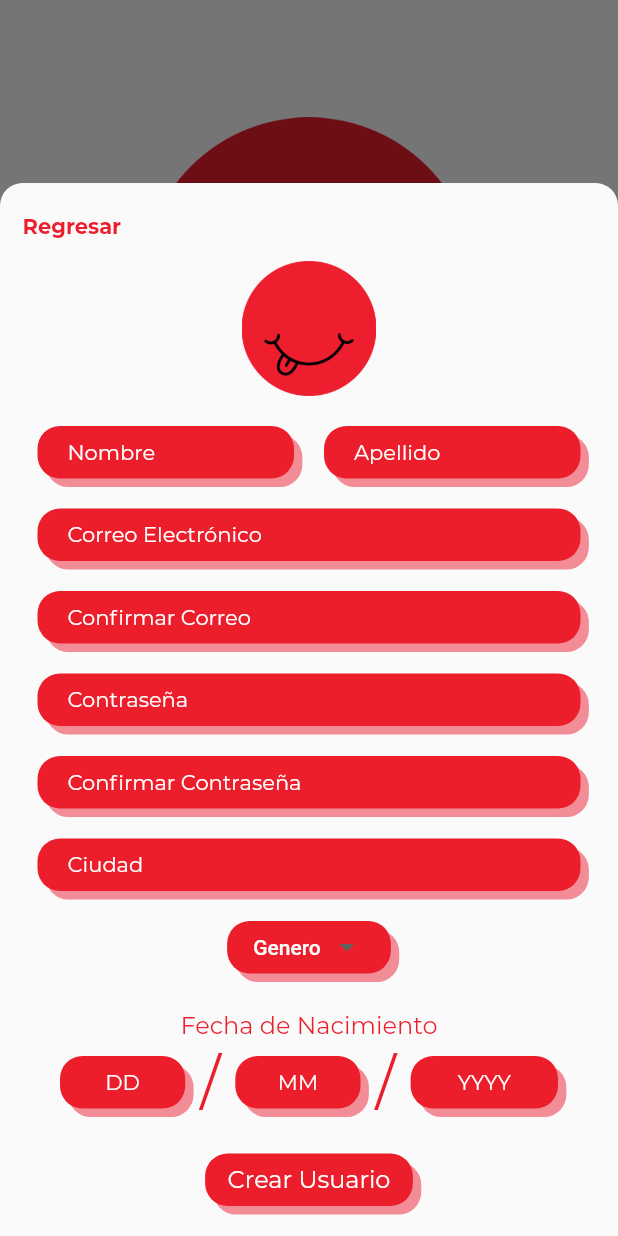
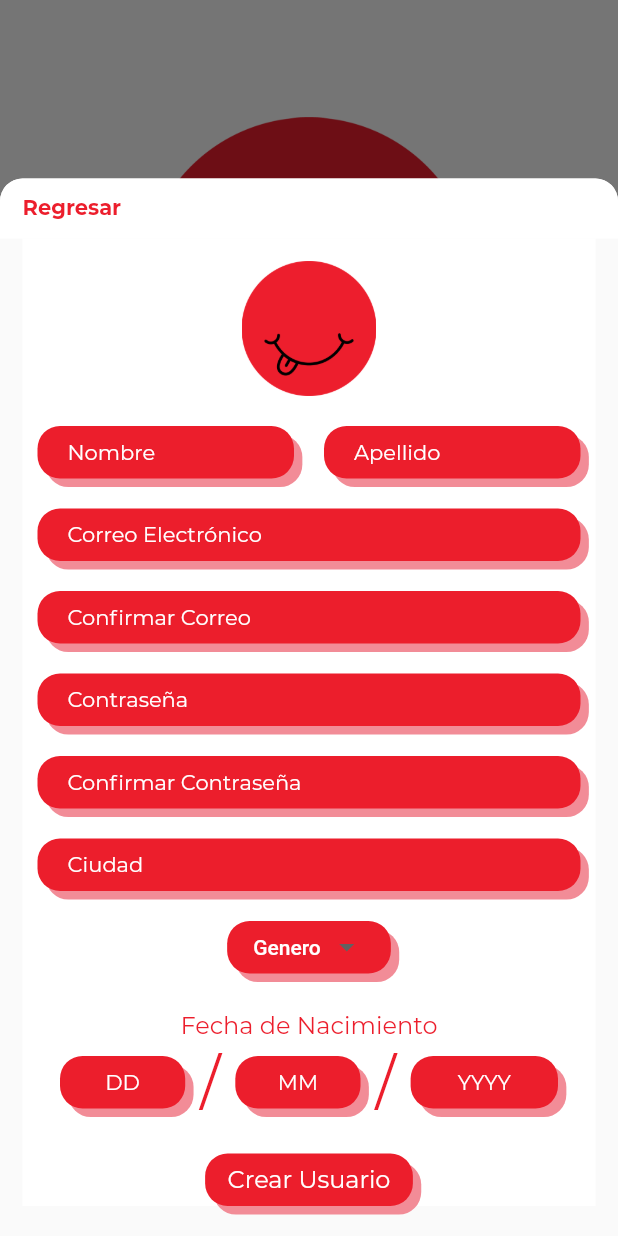
Before and after one commit to JPGarCar/gordos_pero_felices, a Flutter app: the InitialScreen screen opened by its route, after a tap on "Crear una cuenta aquí", on a phone screen of 412 x 824 dp. Run offline on Flutter 3.47's test engine with Material 2 defaults, Android fonts, the phone set to English and light mode, and no system bars; drawn by our look-alikes of sticky_headers; our stand-ins replace carousel_slider, cloud_firestore, email_validator, firebase_auth, google_sign_in; missing offline and left inert: flutter_facebook_login, keyboard_visibility; accounts and stored records are empty.

Commit message:
Was able to stick the back text button to the top of the scrollable bottom sheet!

```diff
--- a/lib/main.dart
+++ b/lib/main.dart
@@ -27,7 +27,7 @@ class MyApp extends StatelessWidget {
         CategoriesScreen.screenId: (context) => CategoriesScreen(),
         UserScreen.screenId: (context) => UserScreen(),
       },
-      initialRoute: InitialScreen.screenId,
+      initialRoute: HomeScreen.screenId,
     );
   }
 }
--- a/lib/screens/new_user_screen.dart
+++ b/lib/screens/new_user_screen.dart
@@ -13,6 +13,7 @@ import 'package:gordos_pero_felizes/widgets/red_rounded_text_field.dart';
 import 'package:gordos_pero_felizes/widgets/simple_text_button.dart';
 import 'package:keyboard_visibility/keyboard_visibility.dart';
 import 'package:gordos_pero_felizes/models/sex_enum.dart';
+import 'package:sticky_headers/sticky_headers.dart';
 
 import '../constants.dart';
 
@@ -121,16 +122,16 @@ class _NewUserScreenState extends State<NewUserScreen> {
 
   @override
   Widget build(BuildContext context) {
-    return Container(
-      padding:
-          EdgeInsets.only(bottom: MediaQuery.of(context).viewInsets.bottom),
-      margin: EdgeInsets.symmetric(vertical: 20, horizontal: 15),
-      child: Column(
-        crossAxisAlignment: CrossAxisAlignment.stretch,
-        children: [
-          Row(
-            children: [
-              SimpleTextButton(
+    return StickyHeader(
+      header: Container(
+        decoration: BoxDecoration(
+          borderRadius: BorderRadius.vertical(
+              top: Radius.circular(k_circularBorderRadius)),
+          color: k_whiteColor,
+        ),
+        padding: EdgeInsets.symmetric(vertical: 10, horizontal: 15),
+        constraints: BoxConstraints.expand(height: 40),
+        child: SimpleTextButton(
           onTapCallBack: () {
             Navigator.pop(context);
           },
@@ -141,9 +142,13 @@ class _NewUserScreenState extends State<NewUserScreen> {
           ),
           verticalPadding: 0,
         ),
-            ],
       ),
-          Form(
+      content: Container(
+        padding:
+            EdgeInsets.only(bottom: MediaQuery.of(context).viewInsets.bottom),
+        margin: EdgeInsets.only(left: 15, right: 15, bottom: 20),
+        color: k_whiteColor,
+        child: Form(
           key: _formKey,
           child: Column(
             children: [
@@ -161,8 +166,7 @@ class _NewUserScreenState extends State<NewUserScreen> {
                 children: [
                   Expanded(
                     child: RedRoundedTextField(
-                          hint: 'Nombre',
-                          textEditingController: nameController),
+                        hint: 'Nombre', textEditingController: nameController),
                   ),
                   Expanded(
                     child: RedRoundedTextField(
@@ -177,8 +181,7 @@ class _NewUserScreenState extends State<NewUserScreen> {
                 isEmail: true,
                 validatorCallBack: (String value) {
                   if (!EmailValidator.validate(value))
-                      errors
-                          .add('Porfavor escriba un correo electronico valido');
+                    errors.add('Porfavor escriba un correo electronico valido');
                   return null;
                 },
               ),
@@ -256,8 +259,7 @@ class _NewUserScreenState extends State<NewUserScreen> {
                               validatorCallBack: (String value) {
                                 if (!value
                                     .contains(new RegExp('^[1-3]*[0-9]\$')))
-                                    errors
-                                        .add('Porfavor escriba un dia valido.');
+                                  errors.add('Porfavor escriba un dia valido.');
                                 return null;
                               },
                             ),
@@ -280,8 +282,7 @@ class _NewUserScreenState extends State<NewUserScreen> {
                               validatorCallBack: (String value) {
                                 if (!value.contains(
                                     new RegExp('^[1-9]\$|(^1[0-2]\$)')))
-                                    errors
-                                        .add('Porfavor excriba un mes valido!');
+                                  errors.add('Porfavor excriba un mes valido!');
                                 return null;
                               },
                             ),
@@ -303,10 +304,8 @@ class _NewUserScreenState extends State<NewUserScreen> {
                               textEditingController: yearController,
                               isCenterText: true,
                               validatorCallBack: (String value) {
-                                  if (!value
-                                      .contains(new RegExp('^[0-9]{4}\$')))
-                                    errors
-                                        .add('Porfavor escriba un año valido!');
+                                if (!value.contains(new RegExp('^[0-9]{4}\$')))
+                                  errors.add('Porfavor escriba un año valido!');
                                 return null;
                               },
                             ),
@@ -327,7 +326,6 @@ class _NewUserScreenState extends State<NewUserScreen> {
             ],
           ),
         ),
-        ],
       ),
     );
   }
--- a/pubspec.yaml
+++ b/pubspec.yaml
@@ -28,6 +28,7 @@ dependencies:
   google_sign_in: ^4.5.1
   keyboard_visibility: ^0.5.6
   flutter_facebook_login: ^2.0.1
+  sticky_headers: ^0.1.8
 
   # The following adds the Cupertino Icons font to your application.
   # Use with the CupertinoIcons class for iOS style icons.
```
Also changed, not shown: pubspec.lock. Lines whose indentation alone changed are shown as unchanged.
